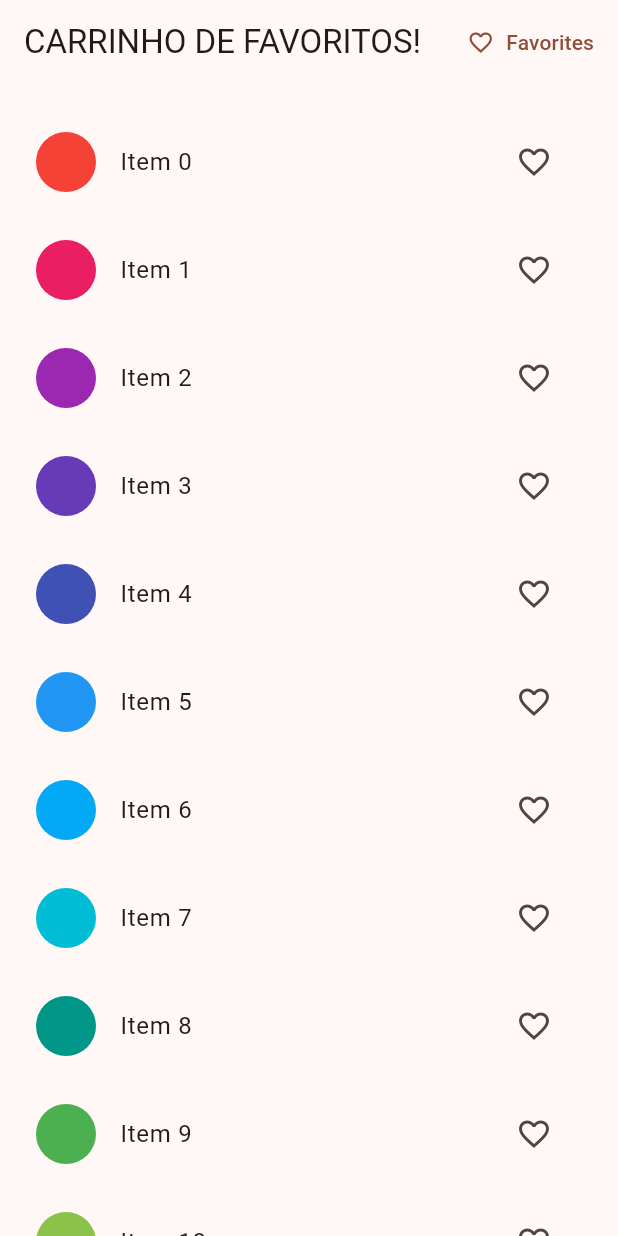
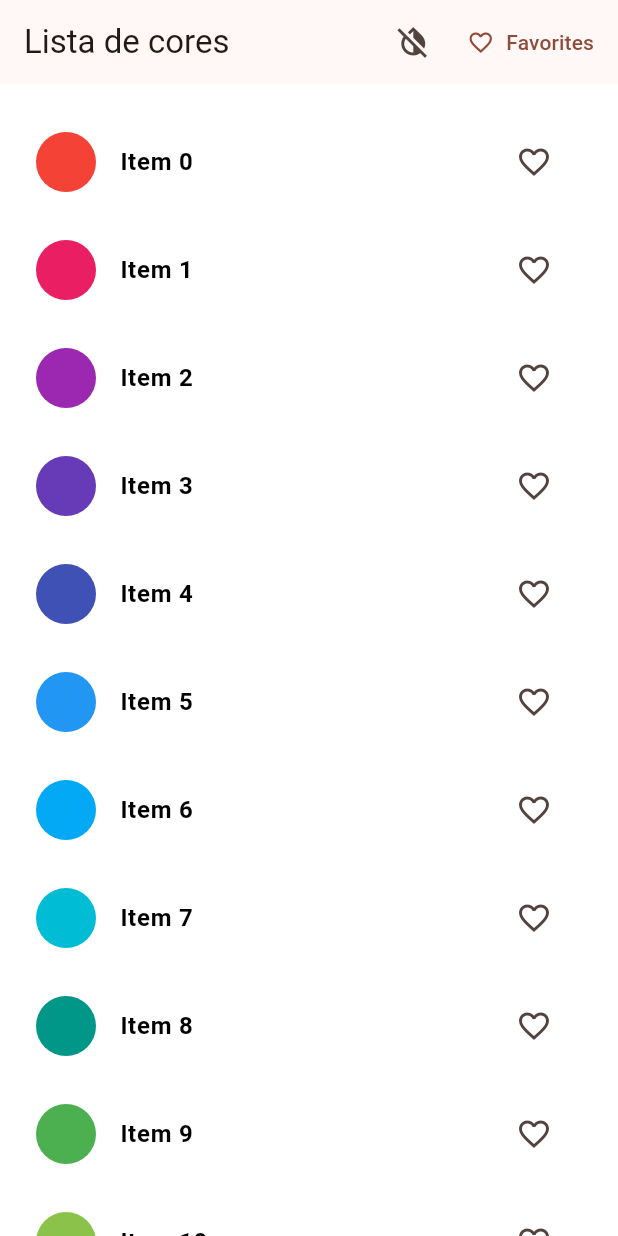
Before and after one commit to Caiocr8/carrinho_favoritos, a Flutter app: the screen it shows after launch, on a phone screen of 412 x 824 dp. Run offline on Flutter 3.47's test engine with Material 3 defaults, Android fonts, the phone set to English and light mode, and no system bars; our stand-ins replace go_router.

Commit message:
darkMode in home

```diff
--- a/lib/pages/home.dart
+++ b/lib/pages/home.dart
@@ -5,17 +5,35 @@ import 'package:provider/provider.dart';
 import '../models/favorites.dart';
 import 'favorites.dart';
 
-class HomePage extends StatelessWidget {
+class HomePage extends StatefulWidget {
   static String routeName = '/';
 
   const HomePage({super.key});
 
   @override
+  State<HomePage> createState() => _HomePageState();
+}
+
+class _HomePageState extends State<HomePage> {
+  bool isDarkMode = false;
+
+  @override
   Widget build(BuildContext context) {
     return Scaffold(
+      backgroundColor: isDarkMode ? Colors.black : Colors.white,
       appBar: AppBar(
-        title: const Text('CARRINHO DE FAVORITOS!'),
+        title: const Text('Lista de cores'),
         actions: <Widget>[
+          IconButton(
+            onPressed: () {
+              setState(() {
+                isDarkMode = !isDarkMode;
+              });
+            },
+            icon: Icon(
+              isDarkMode ? Icons.invert_colors_on : Icons.invert_colors_off,
+            ),
+          ),
           TextButton.icon(
             onPressed: () {
               context.go('/${FavoritesPage.routeName}');
@@ -29,7 +47,10 @@ class HomePage extends StatelessWidget {
         itemCount: 100,
         cacheExtent: 20.0,
         padding: const EdgeInsets.symmetric(vertical: 16),
-        itemBuilder: (context, index) => ItemTile(index),
+        itemBuilder: (context, index) => ItemTile(
+          index,
+          isDarkMode: isDarkMode, // Passa o estado de isDarkMode para o ItemTile
+        ),
       ),
     );
   }
--- a/lib/widgets/item_tile.dart
+++ b/lib/widgets/item_tile.dart
@@ -1,11 +1,13 @@
 import 'package:add_fav/models/favorites.dart';
 import 'package:flutter/material.dart';
 import 'package:provider/provider.dart';
+import 'package:add_fav/pages/home.dart';
 
 class ItemTile extends StatelessWidget {
   final int itemNo;
+  final bool isDarkMode;
 
-  const ItemTile(this.itemNo, {super.key});
+  const ItemTile(this.itemNo, {required this.isDarkMode, super.key});
 
   @override
   Widget build(BuildContext context) {
@@ -20,6 +22,10 @@ class ItemTile extends StatelessWidget {
         title: Text(
           'Item $itemNo',
           key: Key('text_$itemNo'),
+          style: TextStyle(
+            color: isDarkMode ? Colors.white : Colors.black,
+            fontWeight: FontWeight.bold
+          ),
         ),
         trailing: IconButton(
           key: Key('icon_$itemNo'),
```
